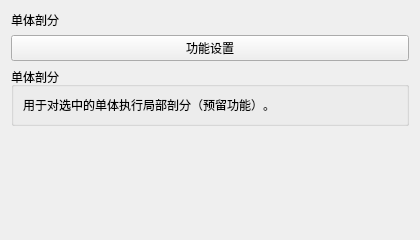
asd977/base_cae, file plugins/Base_Mesh/MeshSingleMeshingWidget.ui: the form before one commit.
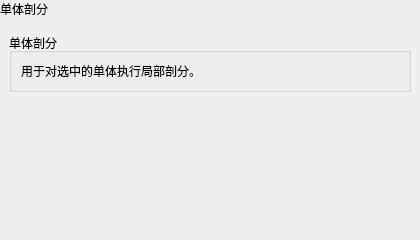
The form after the commit.

Patch:
```diff
--- a/plugins/Base_Mesh/MeshSingleMeshingWidget.ui
+++ b/plugins/Base_Mesh/MeshSingleMeshingWidget.ui
@@ -9,27 +9,57 @@
    <string>单体剖分</string>
   </property>
   <layout class="QVBoxLayout" name="verticalLayout">
+   <property name="leftMargin">
+    <number>0</number>
+   </property>
+   <property name="topMargin">
+    <number>0</number>
+   </property>
+   <property name="rightMargin">
+    <number>0</number>
+   </property>
+   <property name="bottomMargin">
+    <number>0</number>
+   </property>
       <item>
-    <widget class="QLabel" name="pageNameLabel">
+    <widget class="QLabel" name="pageHeaderLabel">
+     <property name="sizePolicy">
+      <sizepolicy hsizetype="Preferred" vsizetype="Fixed">
+       <horstretch>0</horstretch>
+       <verstretch>0</verstretch>
+      </sizepolicy>
+     </property>
      <property name="text">
       <string>单体剖分</string>
      </property>
     </widget>
    </item>
    <item>
-    <widget class="QPushButton" name="sectionTitleButton">
-     <property name="text">
-      <string>功能设置</string>
+    <layout class="QVBoxLayout" name="contentLayout">
+     <property name="leftMargin">
+      <number>9</number>
      </property>
-    </widget>
-   </item>
+     <property name="topMargin">
+      <number>9</number>
+     </property>
+     <property name="rightMargin">
+      <number>9</number>
+     </property>
+     <property name="bottomMargin">
+      <number>9</number>
+     </property>
+     <property name="spacing">
+      <number>6</number>
+     </property>
 <item>
     <widget class="QGroupBox" name="groupBox">
      <property name="title"><string>单体剖分</string></property>
      <layout class="QVBoxLayout" name="verticalLayout_2">
       <item>
        <widget class="QLabel" name="labelHint">
-        <property name="text"><string>用于对选中的单体执行局部剖分（预留功能）。</string></property>
+          <property name="text">
+           <string>用于对选中的单体执行局部剖分。</string>
+          </property>
        </widget>
       </item>
         </layout>
@@ -47,6 +77,8 @@
       </size>
      </property>
     </spacer>
+     </item>
+    </layout>
    </item>
 </layout>
  </widget>
```
Left out of the diff: 13 changed lines with no effect on the pictures. Lines whose indentation alone changed are shown as unchanged.
